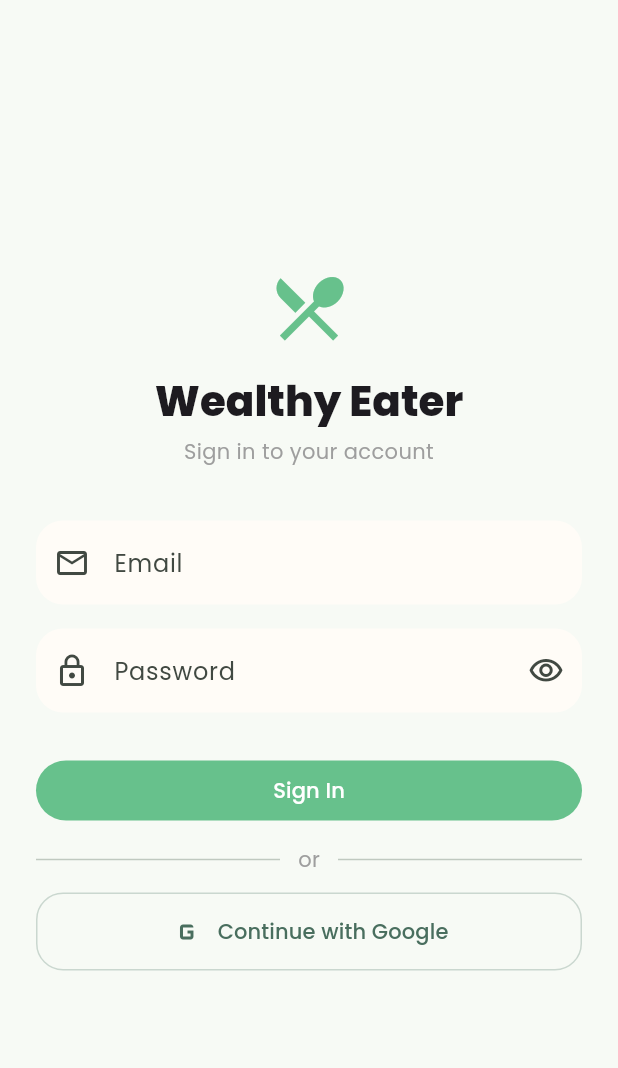
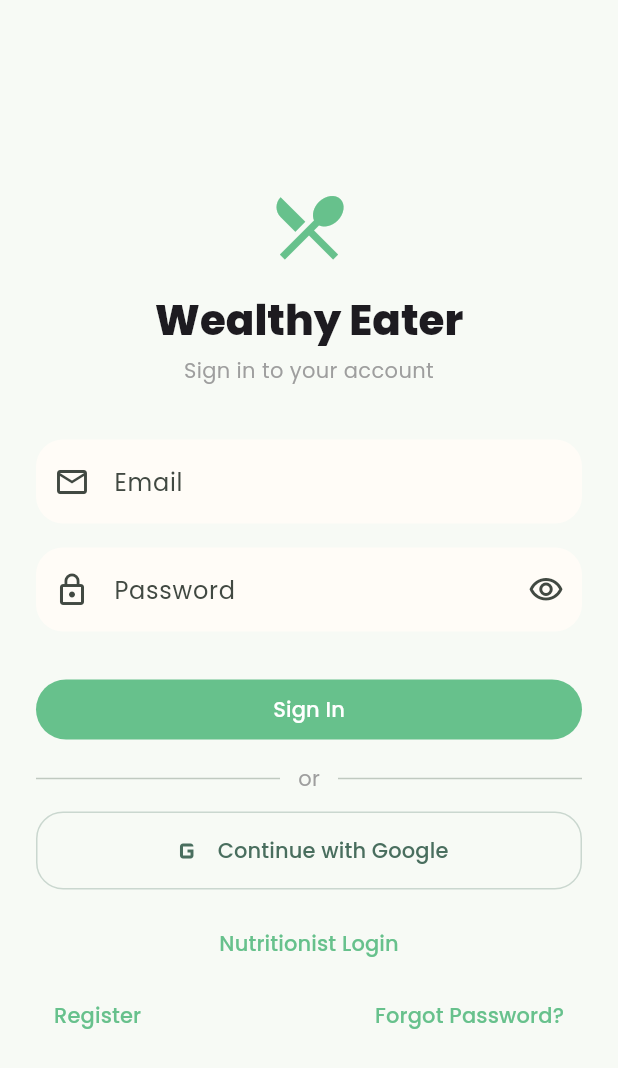
Before and after one commit to longntce182041/Wealthy-Eater-app, a Flutter app: the screen it shows after launch, on a phone screen of 412 x 824 dp. Shown: the top 1068 px of the screen. Run offline on Flutter 3.47's test engine with Material 3 defaults, Android fonts, the phone set to English and light mode, and no system bars; our stand-ins replace dio, flutter_local_notifications, flutter_secure_storage, google_fonts, google_sign_in, timezone; accounts and stored records are empty.

Commit message:
refactor: optimize recipe ingredient processing, improve login UI navigation, and standardize notification controller response handling

```diff
--- a/wealthy_eater_mobile/lib/presentation/screens/login_screen.dart
+++ b/wealthy_eater_mobile/lib/presentation/screens/login_screen.dart
@@ -2,6 +2,8 @@ import 'package:flutter/material.dart';
 import 'package:provider/provider.dart';
 
 import '../providers/auth_provider.dart';
+import 'nutritionist_login_screen.dart';
+import 'register_screen.dart';
 
 /// Login screen with email/password and Google Sign-In.
 ///
@@ -59,7 +61,7 @@ class _LoginScreenState extends State<LoginScreen> {
 
     if (!mounted) return;
     if (auth.state == AuthState.error) {
-      _showError(auth.errorMessage ?? 'Google sign-in failed');
+      _showError(auth.errorMessage ?? 'Google login failed');
     }
   }
 
@@ -178,6 +180,32 @@ class _LoginScreenState extends State<LoginScreen> {
                               icon: const Icon(Icons.g_mobiledata, size: 24),
                               label: const Text('Continue with Google'),
                             ),
+                            const SizedBox(height: 12),
+
+                            // Switch to Nutritionist Login
+                            Center(
+                              child: TextButton(
+                                onPressed: () {
+                                  Navigator.of(context).push(MaterialPageRoute(builder: (_) => const NutritionistLoginScreen()));
+                                },
+                                child: const Text('Nutritionist Login'),
+                              ),
+                            ),
+
+                            // Register / Forgot links
+                            Row(
+                              mainAxisAlignment: MainAxisAlignment.spaceBetween,
+                              children: [
+                                TextButton(
+                                  onPressed: () => Navigator.of(context).push(MaterialPageRoute(builder: (_) => const RegisterScreen())),
+                                  child: const Text('Register'),
+                                ),
+                                TextButton(
+                                  onPressed: () => ScaffoldMessenger.of(context).showSnackBar(const SnackBar(content: Text('Forgot password not implemented'))),
+                                  child: const Text('Forgot Password?'),
+                                ),
+                              ],
+                            ),
                           ],
                         ),
                       );
```
Also changed, not shown: 4 other files.
